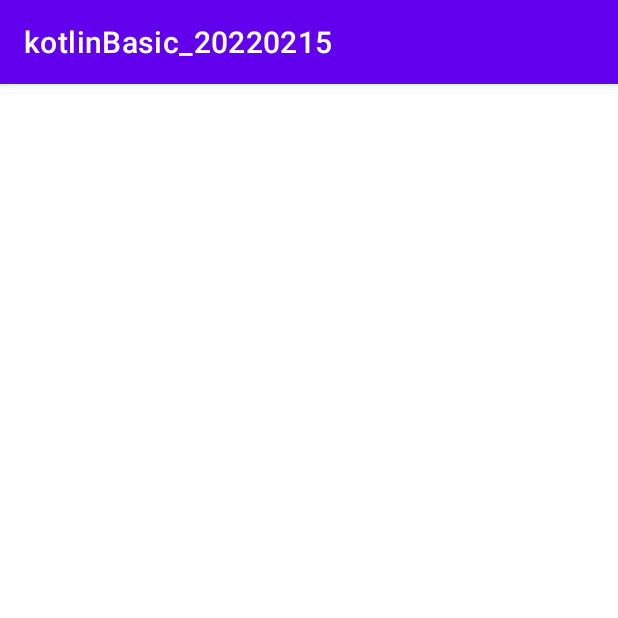
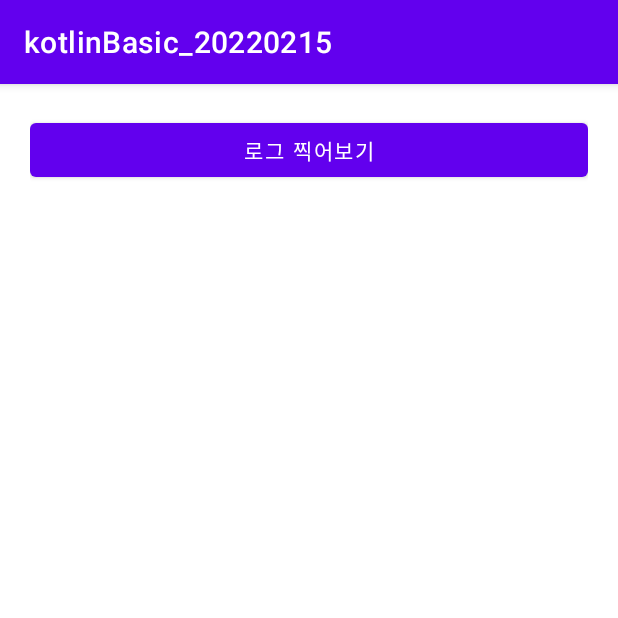
Before and after one commit to zcKO/kotlinBasic_20220215, an Android app: the screen it shows after launch (MainActivity), on a phone screen of 412 x 824 dp, the top half of it. Run offline under Robolectric (Android 15) with nearby library versions, the phone set to English and light mode, and no system bars.

Commit message:
화면에 버튼 추가

```diff
--- a/app/src/main/java/com/jc/kotlinbasic_20220215/MainActivity.kt
+++ b/app/src/main/java/com/jc/kotlinbasic_20220215/MainActivity.kt
@@ -4,8 +4,13 @@ import androidx.appcompat.app.AppCompatActivity
 import android.os.Bundle
 
 class MainActivity : AppCompatActivity() {
+
     override fun onCreate(savedInstanceState: Bundle?) {
         super.onCreate(savedInstanceState)
         setContentView(R.layout.activity_main)
+
+
+
     }
+
 }
--- a/app/src/main/res/layout/activity_main.xml
+++ b/app/src/main/res/layout/activity_main.xml
@@ -4,6 +4,14 @@
     xmlns:tools="http://schemas.android.com/tools"
     android:layout_width="match_parent"
     android:layout_height="match_parent"
+    android:orientation="vertical"
+    android:padding="20dp"
     tools:context=".MainActivity">
 
+    <Button
+        android:id="@+id/btnLog"
+        android:layout_width="match_parent"
+        android:layout_height="wrap_content"
+        android:text="로그 찍어보기"/>
+
 </LinearLayout>
```
